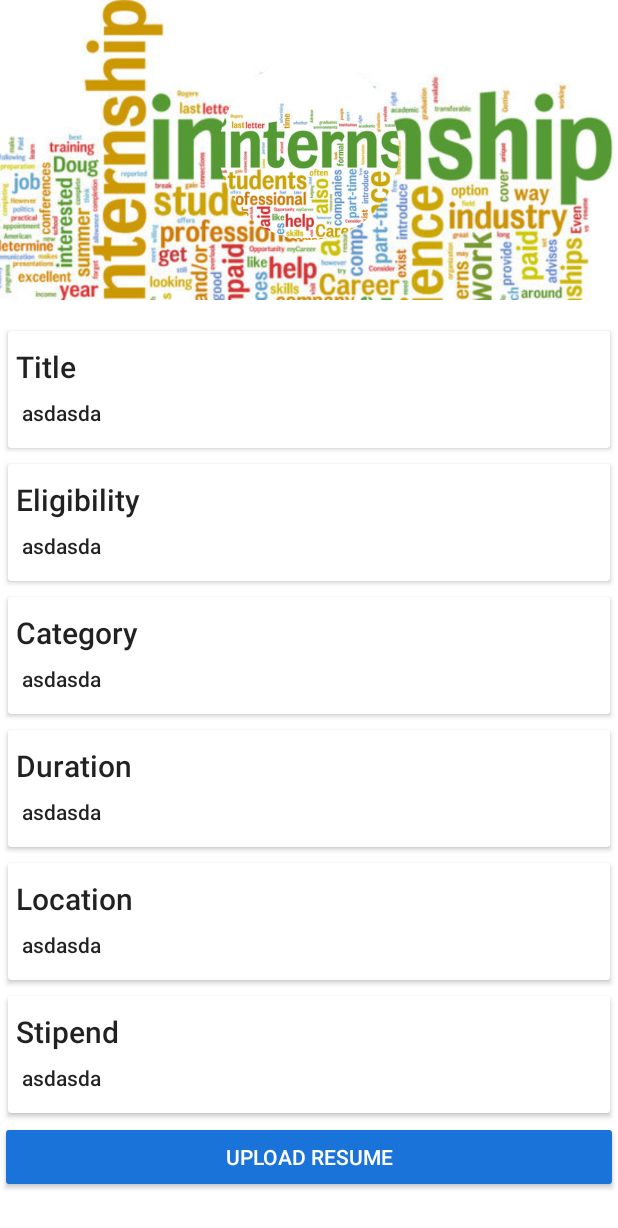
After one commit to verma-ady/SwiftIntern, an Android app: the layout activity_view_intern.xml on its own in the app's theme, with its tools: preview values and no code run, on a phone screen of 412 x 824 dp. The commit adds this screen. Shown: the top 1228 px of the screen. Run offline under Robolectric (Android 15) with nearby library versions, the phone set to English and light mode, and no system bars.

Commit message:
View Intern - Improved

```diff
--- /dev/null
+++ b/app/src/main/res/layout/activity_view_intern.xml
@@ -0,0 +1,263 @@
+<?xml version="1.0" encoding="utf-8"?>
+<android.support.design.widget.CoordinatorLayout
+    xmlns:android="http://schemas.android.com/apk/res/android"
+    xmlns:app="http://schemas.android.com/apk/res-auto"
+    android:id="@+id/main_content"
+    android:layout_width="match_parent"
+    android:layout_height="match_parent"
+    android:fitsSystemWindows="true"
+    android:background="#FFFFFF">
+
+    <android.support.design.widget.AppBarLayout
+        android:id="@+id/appbar"
+        android:layout_width="match_parent"
+        android:layout_height="@dimen/profile_header_height"
+        android:theme="@style/ThemeOverlay.AppCompat.Dark.ActionBar"
+        android:fitsSystemWindows="true">
+
+        <android.support.design.widget.CollapsingToolbarLayout
+            android:id="@+id/collapsing_toolbar"
+            android:layout_width="match_parent"
+            android:layout_height="match_parent"
+            app:layout_scrollFlags="scroll|exitUntilCollapsed"
+            android:fitsSystemWindows="true"
+            app:contentScrim="?attr/colorPrimary"
+            app:expandedTitleMarginStart="48dp"
+            app:expandedTitleMarginEnd="64dp">
+
+            <ImageView
+                android:id="@+id/image_backdrop"
+                android:layout_width="match_parent"
+                android:layout_height="match_parent"
+                android:scaleType="centerCrop"
+                android:src="@drawable/internship"
+                android:fitsSystemWindows="true"
+                app:layout_collapseMode="parallax" />
+
+            <de.hdodenhof.circleimageview.CircleImageView
+                android:layout_width="120dp"
+                android:layout_height="120dp"
+                android:src="@drawable/internship"
+                android:layout_gravity="center"
+                android:id="@+id/imageView_viewIntern_company"/>
+
+            <android.support.v7.widget.Toolbar
+                android:id="@+id/toolbar"
+                android:layout_width="match_parent"
+                android:layout_height="?attr/actionBarSize"
+                app:popupTheme="@style/ThemeOverlay.AppCompat.Light"
+                app:layout_collapseMode="pin" />
+
+        </android.support.design.widget.CollapsingToolbarLayout>
+    </android.support.design.widget.AppBarLayout>
+
+    <android.support.v4.widget.NestedScrollView
+        android:layout_width="match_parent"
+        android:layout_height="match_parent"
+        app:layout_behavior="@string/appbar_scrolling_view_behavior">
+
+        <LinearLayout
+            android:layout_width="match_parent"
+            android:layout_height="match_parent"
+            android:orientation="vertical"
+            android:paddingTop="15dp">
+
+            <android.support.v7.widget.CardView
+                android:layout_width="match_parent"
+                android:layout_height="wrap_content"
+                android:layout_margin="5dp">
+
+                <LinearLayout
+                    style="@style/Widget.CardContent"
+                    android:layout_width="match_parent"
+                    android:layout_height="wrap_content">
+
+                    <TextView
+                        android:layout_width="match_parent"
+                        android:layout_height="wrap_content"
+                        android:text="Title"
+                        android:textAppearance="@style/TextAppearance.AppCompat.Title" />
+                    <View
+                        android:layout_width="95dp"
+                        android:layout_height="3dp"/>
+
+                    <TextView
+                        android:layout_width="match_parent"
+                        android:layout_height="wrap_content"
+                        android:padding="4dp"
+                        android:id="@+id/text_title_name"
+                        android:text="asdasda"
+                        android:textAppearance="@style/TextAppearance.AppCompat.Body2" />
+
+                </LinearLayout>
+
+            </android.support.v7.widget.CardView>
+
+            <android.support.v7.widget.CardView
+                android:layout_width="match_parent"
+                android:layout_height="wrap_content"
+                android:layout_margin="5dp">
+
+                <LinearLayout
+                    style="@style/Widget.CardContent"
+                    android:layout_width="match_parent"
+                    android:layout_height="wrap_content">
+
+                    <TextView
+                        android:layout_width="match_parent"
+                        android:layout_height="wrap_content"
+                        android:text="Eligibility"
+                        android:textAppearance="@style/TextAppearance.AppCompat.Title" />
+                    <View
+                        android:layout_width="95dp"
+                        android:layout_height="3dp"/>
+
+                    <TextView
+                        android:layout_width="match_parent"
+                        android:layout_height="wrap_content"
+                        android:padding="4dp"
+                        android:id="@+id/text_eligibility_name"
+                        android:text="asdasda"
+                        android:textAppearance="@style/TextAppearance.AppCompat.Body2" />
+
+                </LinearLayout>
+
+            </android.support.v7.widget.CardView>
+
+
+            <android.support.v7.widget.CardView
+                android:layout_width="match_parent"
+                android:layout_height="wrap_content"
+                android:layout_margin="5dp">
+
+                <LinearLayout
+                    style="@style/Widget.CardContent"
+                    android:layout_width="match_parent"
+                    android:layout_height="wrap_content">
+
+                    <TextView
+                        android:layout_width="match_parent"
+                        android:layout_height="wrap_content"
+                        android:text="Category"
+                        android:textAppearance="@style/TextAppearance.AppCompat.Title" />
+                    <View
+                        android:layout_width="95dp"
+                        android:layout_height="3dp"/>
+
+                    <TextView
+                        android:layout_width="match_parent"
+                        android:layout_height="wrap_content"
+                        android:padding="4dp"
+                        android:id="@+id/text_category_name"
+                        android:text="asdasda"
+                        android:textAppearance="@style/TextAppearance.AppCompat.Body2" />
+
+                </LinearLayout>
+
+            </android.support.v7.widget.CardView>
+
+            <android.support.v7.widget.CardView
+                android:layout_width="match_parent"
+                android:layout_height="wrap_content"
+                android:layout_margin="5dp">
+
+                <LinearLayout
+                    style="@style/Widget.CardContent"
+                    android:layout_width="match_parent"
+                    android:layout_height="wrap_content">
+
+                    <TextView
+                        android:layout_width="match_parent"
+                        android:layout_height="wrap_content"
+                        android:text="Duration"
+                        android:textAppearance="@style/TextAppearance.AppCompat.Title" />
+                    <View
+                        android:layout_width="95dp"
+                        android:layout_height="3dp"/>
+
+                    <TextView
+                        android:layout_width="match_parent"
+                        android:layout_height="wrap_content"
+                        android:padding="4dp"
+                        android:id="@+id/text_duration_name"
+                        android:text="asdasda"
+                        android:textAppearance="@style/TextAppearance.AppCompat.Body2" />
+
+                </LinearLayout>
+
+            </android.support.v7.widget.CardView>
+
+            <android.support.v7.widget.CardView
+                android:layout_width="match_parent"
+                android:layout_height="wrap_content"
+                android:layout_margin="5dp">
+
+                <LinearLayout
+                    style="@style/Widget.CardContent"
+                    android:layout_width="match_parent"
+                    android:layout_height="wrap_content">
+
+                    <TextView
+                        android:layout_width="match_parent"
+                        android:layout_height="wrap_content"
+                        android:text="Location"
+                        android:textAppearance="@style/TextAppearance.AppCompat.Title" />
+                    <View
+                        android:layout_width="95dp"
+                        android:layout_height="3dp"/>
+
+                    <TextView
+                        android:layout_width="match_parent"
+                        android:layout_height="wrap_content"
+                        android:padding="4dp"
+                        android:id="@+id/text_location_name"
+                        android:text="asdasda"
+                        android:textAppearance="@style/TextAppearance.AppCompat.Body2" />
+
+                </LinearLayout>
+
+            </android.support.v7.widget.CardView>
+
+            <android.support.v7.widget.CardView
+                android:layout_width="match_parent"
+                android:layout_height="wrap_content"
+                android:layout_margin="5dp">
+
+                <LinearLayout
+                    style="@style/Widget.CardContent"
+                    android:layout_width="match_parent"
+                    android:layout_height="wrap_content">
+
+                    <TextView
+                        android:layout_width="match_parent"
+                        android:layout_height="wrap_content"
+                        android:text="Stipend"
+                        android:textAppearance="@style/TextAppearance.AppCompat.Title" />
+                    <View
+                        android:layout_width="95dp"
+                        android:layout_height="3dp"/>
+
+                    <TextView
+                        android:layout_width="match_parent"
+                        android:layout_height="wrap_content"
+                        android:padding="4dp"
+                        android:id="@+id/text_payment_name"
+                        android:text="asdasda"
+                        android:textAppearance="@style/TextAppearance.AppCompat.Body2" />
+
+                </LinearLayout>
+
+            </android.support.v7.widget.CardView>
+
+            <Button
+                android:layout_width="match_parent"
+                android:layout_height="wrap_content"
+                android:id="@+id/button_viewintern_apply"
+                android:text="Upload Resume"
+                android:theme="@style/ThemeOverlay.MyLightButton" />
+
+        </LinearLayout>
+
+    </android.support.v4.widget.NestedScrollView>
+
+</android.support.design.widget.CoordinatorLayout>
--- a/app/src/main/res/layout/fragment_application.xml
+++ b/app/src/main/res/layout/fragment_application.xml
@@ -24,7 +24,7 @@
                 <TextView
                     android:layout_width="match_parent"
                     android:layout_height="wrap_content"
-                    android:text="Enter New Work Record"
+                    android:text="Your Applications"
                     android:id="@+id/text_app_head"
                     android:textAppearance="@style/TextAppearance.AppCompat.Title" />
 
--- a/app/src/main/res/values/dimens.xml
+++ b/app/src/main/res/values/dimens.xml
@@ -8,6 +8,7 @@
     <dimen name="fab_margin">16dp</dimen>
 
     <dimen name="detail_backdrop_height">256dp</dimen>
+    <dimen name="profile_header_height">200dp</dimen>
     <dimen name="card_margin">10dp</dimen>
 
 
```
Also changed, not shown: app/src/main/AndroidManifest.xml (+6 -4 lines), app/src/main/java/com/swiftintern/Activity/ViewIntern.java (renamed from app/src/main/java/com/swiftintern/Fragment/ViewIntern.java, +44 -43 lines), app/src/main/java/com/swiftintern/Fragment/Home.java (+10 -7 lines), app/src/main/java/com/swiftintern/Fragment/search_result.java (+13 -8 lines), app/src/main/res/layout/fragment_view_intern.xml (deleted, +0 -330 lines).
